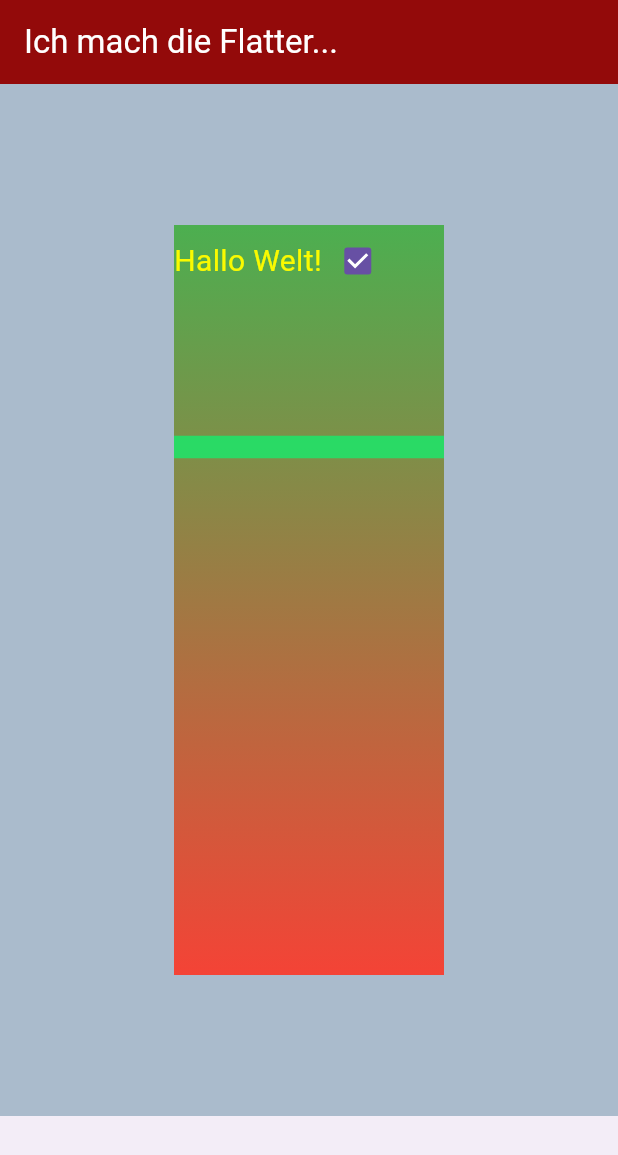
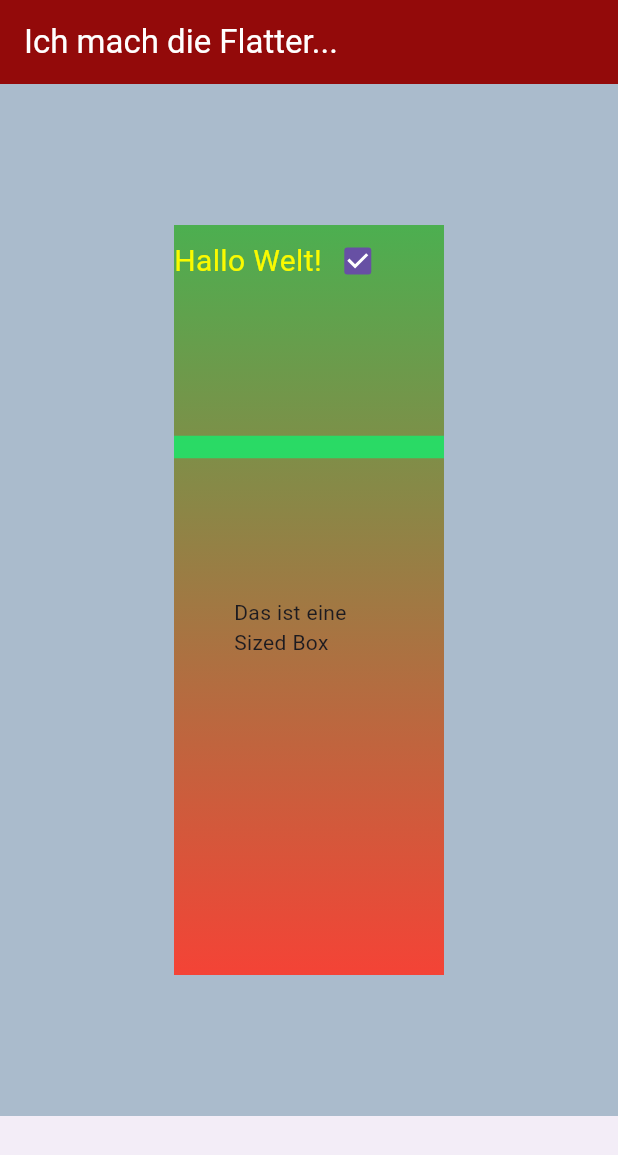
Before and after one commit to Platypus84/flutter_tryouts, a Flutter app: the screen it shows after launch, on a phone screen of 412 x 824 dp. Shown: the top 1155 px of the screen. Run offline on Flutter 3.47's test engine with Material 3 defaults, Android fonts, the phone set to English and light mode, and no system bars.

Commit message:
edit_main.dart

```diff
--- a/lib/main.dart
+++ b/lib/main.dart
@@ -41,7 +41,11 @@ class MainApp extends StatelessWidget {
                   endIndent: null,
                   color: Color.fromARGB(170, 0, 255, 115),
                 ),
-                SizedBox(width: 100, height: 100),
+                SizedBox(
+                  width: 100,
+                  height: 100,
+                  child: Text('Das ist eine Sized Box'),
+                ),
               ],
             ),
             decoration: BoxDecoration(
```
